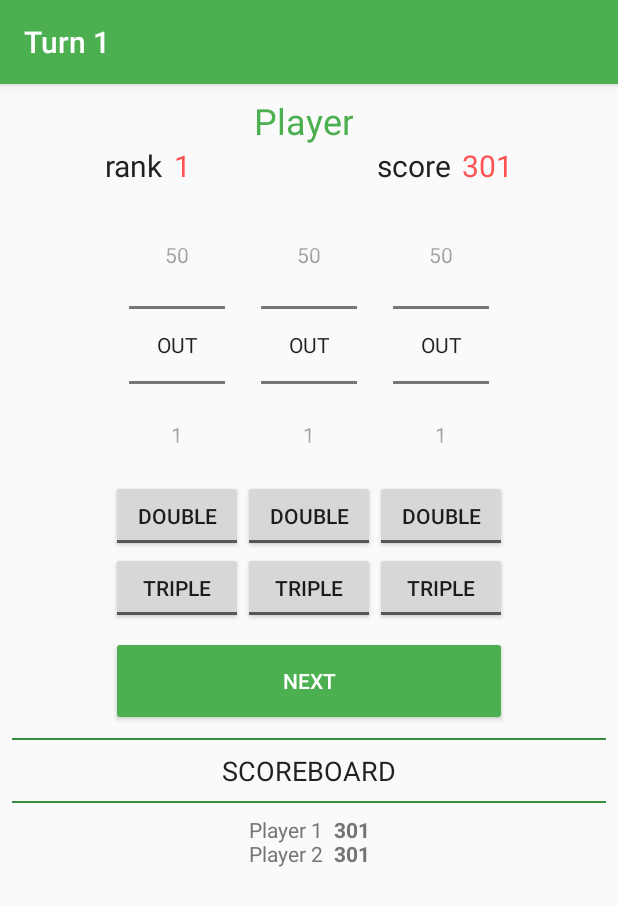
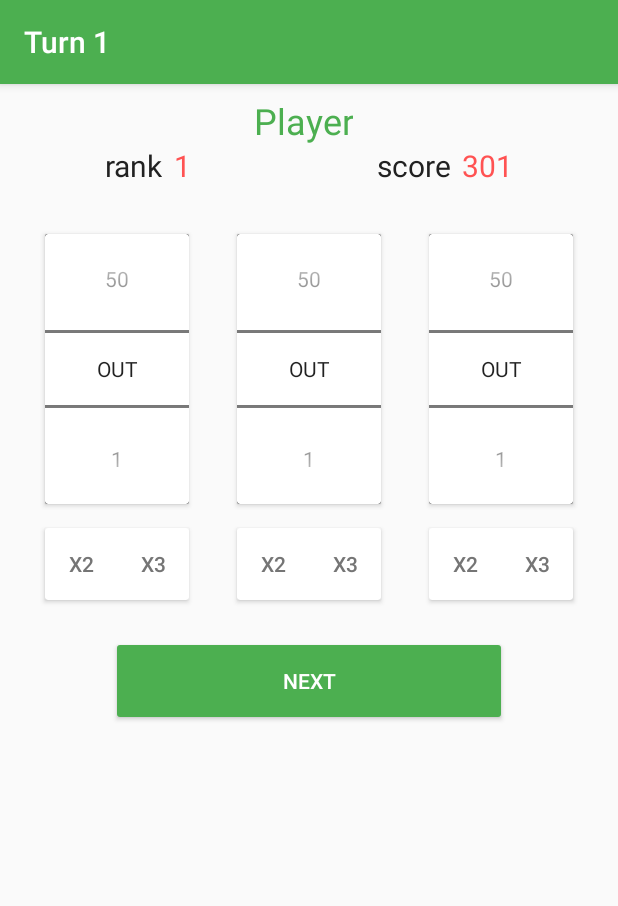
Before and after one commit to ychalier/dart, an Android app: the DartPickerFragment screen opened directly, with no data from a screen before it, on a phone screen of 412 x 824 dp. Shown: the top 906 px of the screen. Run offline under Robolectric (Android 15) with nearby library versions, the phone set to English and light mode, and no system bars; 1 statement that could not run was skipped.

Commit message:
Redo dart picker fragment & design

```diff
--- a/app/src/main/java/chalier/yohan/dart/DartPickerFragment.java
+++ b/app/src/main/java/chalier/yohan/dart/DartPickerFragment.java
@@ -35,8 +35,8 @@ public class DartPickerFragment extends Fragment {
         picker.setMinValue(0);
         picker.setMaxValue(VALUES.length-1);
 
-        toggleDouble = rootView.findViewById(R.id.toggleButton1);
-        toggleTriple = rootView.findViewById(R.id.toggleButton2);
+        toggleDouble = rootView.findViewById(R.id.toggleButtonDouble);
+        toggleTriple = rootView.findViewById(R.id.toggleButtonTriple);
 
         toggleDouble.setOnCheckedChangeListener(
                 new CompoundButton.OnCheckedChangeListener() {
--- a/app/src/main/java/chalier/yohan/dart/GameActivity.java
+++ b/app/src/main/java/chalier/yohan/dart/GameActivity.java
@@ -61,8 +61,8 @@ public class GameActivity extends AppCompatActivity {
         playerLabel = findViewById(R.id.textViewPlayerName);
         scoreLabel = findViewById(R.id.textViewPlayerScore);
         rankLabel = findViewById(R.id.textViewPlayerRank);
-        scoreboardNames = findViewById(R.id.textViewScoreboardNames);
-        scoreboardScores = findViewById(R.id.textViewScoreboardScores);
+        // scoreboardNames = findViewById(R.id.textViewScoreboardNames);
+        // scoreboardScores = findViewById(R.id.textViewScoreboardScores);
 
         final GameActivity self = this;
         Button button = findViewById(R.id.buttonNextPlayer);
@@ -168,8 +168,8 @@ public class GameActivity extends AppCompatActivity {
             }
 
         }
-        scoreboardNames.setText(scoreboardNamesText.toString());
-        scoreboardScores.setText(scoreboardScoresText.toString());
+        // scoreboardNames.setText(scoreboardNamesText.toString());
+        // scoreboardScores.setText(scoreboardScoresText.toString());
 
         rankLabel.setText(String.format("%d", ranks.indexOf(currentPlayer) + 1));
     }
--- /dev/null
+++ b/app/src/main/res/drawable/toggle_button_bg_left.xml
@@ -0,0 +1,15 @@
+<?xml version="1.0" encoding="utf-8"?>
+<selector xmlns:android="http://schemas.android.com/apk/res/android">
+    <item android:state_checked="false">
+        <shape android:shape="rectangle">
+            <corners android:bottomLeftRadius="2dp" android:topLeftRadius="2dp"></corners>
+            <solid android:color="@color/white"></solid>
+        </shape>
+    </item>
+    <item android:state_checked="true">
+        <shape android:shape="rectangle">
+            <corners android:bottomLeftRadius="2dp" android:topLeftRadius="2dp"></corners>
+            <solid android:color="@color/grey"></solid>
+        </shape>
+    </item>
+</selector>
--- /dev/null
+++ b/app/src/main/res/drawable/toggle_button_bg_right.xml
@@ -0,0 +1,15 @@
+<?xml version="1.0" encoding="utf-8"?>
+<selector xmlns:android="http://schemas.android.com/apk/res/android">
+    <item android:state_checked="false">
+        <shape android:shape="rectangle">
+            <corners android:bottomRightRadius="2dp" android:topRightRadius="2dp"></corners>
+            <solid android:color="@color/white"></solid>
+        </shape>
+    </item>
+    <item android:state_checked="true">
+        <shape android:shape="rectangle">
+            <corners android:bottomRightRadius="2dp" android:topRightRadius="2dp"></corners>
+            <solid android:color="@color/grey"></solid>
+        </shape>
+    </item>
+</selector>
--- /dev/null
+++ b/app/src/main/res/drawable/toggle_button_text.xml
@@ -0,0 +1,5 @@
+<?xml version="1.0" encoding="utf-8"?>
+<selector xmlns:android="http://schemas.android.com/apk/res/android">
+    <item android:state_checked="false" android:color="@color/colorSecondaryText" />
+    <item android:state_checked="true" android:color="@color/colorPrimaryText" />
+</selector>
--- a/app/src/main/res/layout/activity_game.xml
+++ b/app/src/main/res/layout/activity_game.xml
@@ -132,6 +132,8 @@
         android:backgroundTint="@color/colorPrimary"
         android:text="@string/next" />
 
+    <!--
+
     <View
         android:layout_width="match_parent"
         android:layout_height="1dp"
@@ -179,4 +181,6 @@
 
     </LinearLayout>
 
+    -->
+
 </LinearLayout>
--- a/app/src/main/res/layout/fragment_dart_picker.xml
+++ b/app/src/main/res/layout/fragment_dart_picker.xml
@@ -5,35 +5,64 @@
     android:layout_height="match_parent"
     tools:context=".DartPickerFragment">
 
-    <!-- TODO: Update blank fragment layout -->
-
     <LinearLayout
         android:layout_width="wrap_content"
         android:layout_height="match_parent"
         android:orientation="vertical"
         android:layout_gravity="center_horizontal">
 
+        <android.support.v7.widget.CardView
+            android:layout_width="96dp"
+            android:layout_height="wrap_content"
+            android:elevation="2dp"
+            android:layout_marginHorizontal="16dp"
+            android:layout_marginTop="16dp"
+            android:layout_marginBottom="8dp">
+
             <NumberPicker
                 android:id="@+id/numberPicker1"
-            android:layout_width="wrap_content"
+                android:layout_width="match_parent"
                 android:layout_height="wrap_content"
                 android:layout_gravity="center_horizontal">
             </NumberPicker>
 
-        <ToggleButton
-            android:id="@+id/toggleButton1"
+        </android.support.v7.widget.CardView>
+
+        <android.support.v7.widget.CardView
+            android:layout_width="96dp"
+            android:layout_height="wrap_content"
+            android:elevation="2dp"
+            android:layout_marginTop="8dp"
+            android:layout_marginHorizontal="16dp"
+            android:layout_marginBottom="16dp">
+
+            <RadioGroup
                 android:layout_width="wrap_content"
                 android:layout_height="wrap_content"
-            android:textOff="Double"
-            android:textOn="Double!" />
+                android:orientation="horizontal" >
 
                 <ToggleButton
-            android:id="@+id/toggleButton2"
-            android:layout_width="wrap_content"
-            android:layout_height="wrap_content"
-            android:textOff="Triple"
-            android:textOn="Triple!" />
+                    android:id="@+id/toggleButtonDouble"
+                    android:layout_width="48dp"
+                    android:layout_height="48dp"
+                    android:background="@drawable/toggle_button_bg_left"
+                    android:textColor="@drawable/toggle_button_text"
+                    android:textOn="x2"
+                    android:textOff="x2" />
 
+                <ToggleButton
+                    android:id="@+id/toggleButtonTriple"
+                    android:layout_width="48dp"
+                    android:layout_height="48dp"
+                    android:background="@drawable/toggle_button_bg_right"
+                    android:textColor="@drawable/toggle_button_text"
+                    android:textOn="x3"
+                    android:textOff="x3" />
+
+            </RadioGroup>
+
+        </android.support.v7.widget.CardView>
 
     </LinearLayout>
+
 </FrameLayout>
--- a/app/src/main/res/values/colors.xml
+++ b/app/src/main/res/values/colors.xml
@@ -8,4 +8,6 @@
     <color name="colorSecondaryText">#757575</color>
     <color name="colorIcons">#FFFFFF</color>
     <color name="colorDivider">#BDBDBD</color>
+    <color name="white">#FFFFFF</color>
+    <color name="grey">#CCCCCC</color>
 </resources>
```
Lines whose indentation alone changed are shown as unchanged.
